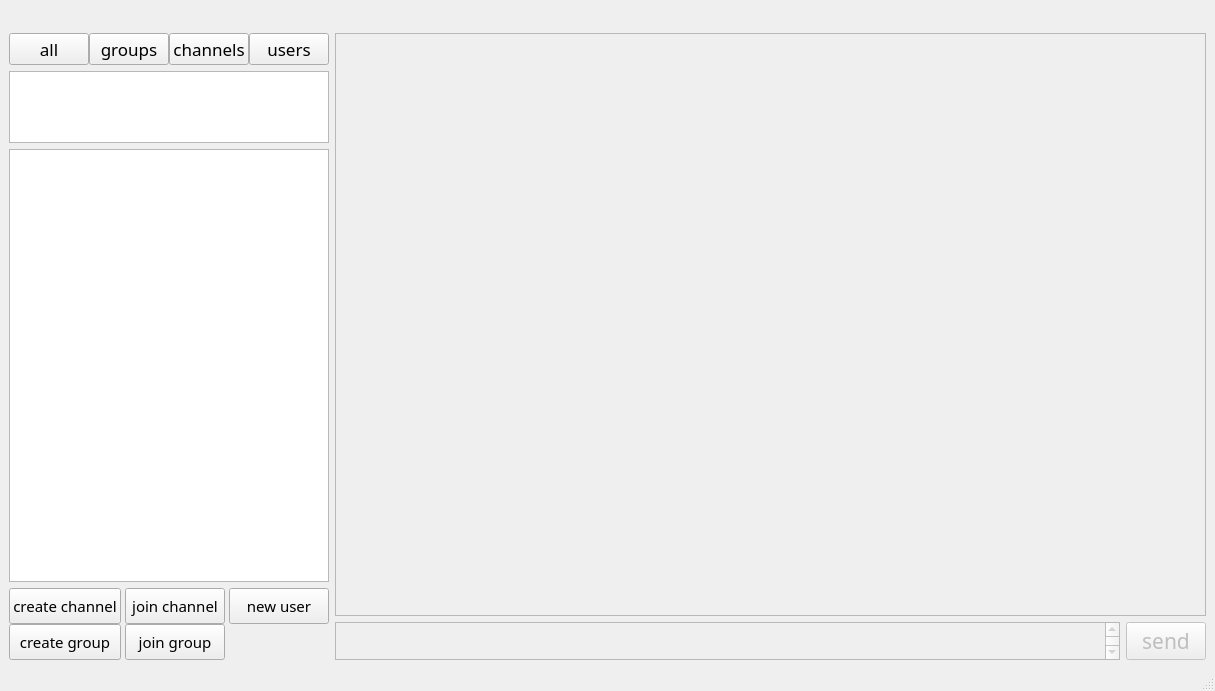
Qt form messenger/main_page.ui (SeyedAliamiri/Messenger_cpp-31-_9) before a commit.
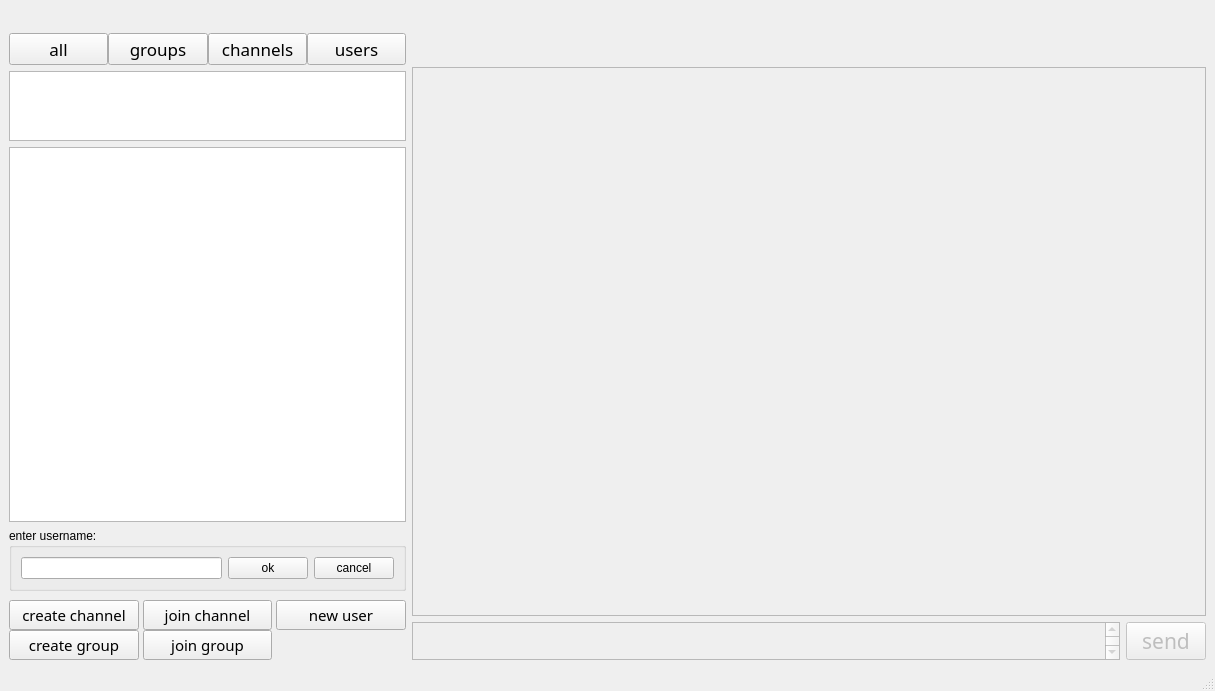
The same form after that commit.

```diff
--- a/messenger/main_page.ui
+++ b/messenger/main_page.ui
@@ -21,9 +21,9 @@
      </widget>
     </item>
     <item>
-     <layout class="QHBoxLayout" name="horizontalLayout_5" stretch="1,4">
+     <layout class="QHBoxLayout" name="horizontalLayout_5" stretch="1,2">
       <item>
-       <layout class="QVBoxLayout" name="verticalLayout" stretch="0,1,6,1">
+       <layout class="QVBoxLayout" name="verticalLayout" stretch="0,1,6,0,1">
         <item>
          <layout class="QHBoxLayout" name="horizontalLayout">
           <property name="spacing">
@@ -103,71 +103,47 @@
          </widget>
         </item>
         <item>
-         <layout class="QGridLayout" name="gridLayout" rowstretch="1,1" rowminimumheight="1,1">
+         <widget class="QGroupBox" name="newusergroupBox">
+          <property name="title">
+           <string>enter username:</string>
+          </property>
+          <layout class="QHBoxLayout" name="horizontalLayout_8" stretch="0">
+           <item>
+            <layout class="QHBoxLayout" name="horizontalLayout_9" stretch="3,1,1">
+             <property name="rightMargin">
+              <number>0</number>
+             </property>
+             <item>
+              <widget class="QLineEdit" name="newuserlineEdit"/>
+             </item>
+             <item>
+              <widget class="QPushButton" name="newuserok">
+               <property name="text">
+                <string>ok</string>
+               </property>
+              </widget>
+             </item>
+             <item>
+              <widget class="QPushButton" name="newusercancel">
+               <property name="text">
+                <string>cancel</string>
+               </property>
+              </widget>
+             </item>
+            </layout>
+           </item>
+          </layout>
+         </widget>
+        </item>
+        <item>
+         <layout class="QGridLayout" name="gridLayout" rowstretch="1,1,0" rowminimumheight="1,1,0">
           <property name="horizontalSpacing">
            <number>4</number>
           </property>
           <property name="verticalSpacing">
            <number>0</number>
           </property>
-          <item row="0" column="0">
-           <widget class="QPushButton" name="create_channel">
-            <property name="sizePolicy">
-             <sizepolicy hsizetype="Minimum" vsizetype="Expanding">
-              <horstretch>0</horstretch>
-              <verstretch>0</verstretch>
-             </sizepolicy>
-            </property>
-            <property name="font">
-             <font>
-              <family>Berlin Sans FB Demi</family>
-              <pointsize>11</pointsize>
-             </font>
-            </property>
-            <property name="text">
-             <string>create channel</string>
-            </property>
-           </widget>
-          </item>
-          <item row="0" column="1">
-           <widget class="QPushButton" name="join_channel">
-            <property name="sizePolicy">
-             <sizepolicy hsizetype="Minimum" vsizetype="Expanding">
-              <horstretch>0</horstretch>
-              <verstretch>0</verstretch>
-             </sizepolicy>
-            </property>
-            <property name="font">
-             <font>
-              <family>Berlin Sans FB Demi</family>
-              <pointsize>11</pointsize>
-             </font>
-            </property>
-            <property name="text">
-             <string>join channel</string>
-            </property>
-           </widget>
-          </item>
-          <item row="0" column="2">
-           <widget class="QPushButton" name="new_user">
-            <property name="sizePolicy">
-             <sizepolicy hsizetype="Minimum" vsizetype="Expanding">
-              <horstretch>0</horstretch>
-              <verstretch>0</verstretch>
-             </sizepolicy>
-            </property>
-            <property name="font">
-             <font>
-              <family>Berlin Sans FB Demi</family>
-              <pointsize>11</pointsize>
-             </font>
-            </property>
-            <property name="text">
-             <string>new user</string>
-            </property>
-           </widget>
-          </item>
-          <item row="1" column="0">
+          <item row="2" column="0">
            <widget class="QPushButton" name="create_group">
             <property name="sizePolicy">
              <sizepolicy hsizetype="Minimum" vsizetype="Expanding">
@@ -186,7 +162,26 @@
             </property>
            </widget>
           </item>
-          <item row="1" column="1">
+          <item row="1" column="2">
+           <widget class="QPushButton" name="new_user">
+            <property name="sizePolicy">
+             <sizepolicy hsizetype="Minimum" vsizetype="Expanding">
+              <horstretch>0</horstretch>
+              <verstretch>0</verstretch>
+             </sizepolicy>
+            </property>
+            <property name="font">
+             <font>
+              <family>Berlin Sans FB Demi</family>
+              <pointsize>11</pointsize>
+             </font>
+            </property>
+            <property name="text">
+             <string>new user</string>
+            </property>
+           </widget>
+          </item>
+          <item row="2" column="1">
            <widget class="QPushButton" name="join_group">
             <property name="sizePolicy">
              <sizepolicy hsizetype="Minimum" vsizetype="Expanding">
@@ -205,12 +200,96 @@
             </property>
            </widget>
           </item>
+          <item row="1" column="0">
+           <widget class="QPushButton" name="create_channel">
+            <property name="sizePolicy">
+             <sizepolicy hsizetype="Minimum" vsizetype="Expanding">
+              <horstretch>0</horstretch>
+              <verstretch>0</verstretch>
+             </sizepolicy>
+            </property>
+            <property name="font">
+             <font>
+              <family>Berlin Sans FB Demi</family>
+              <pointsize>11</pointsize>
+             </font>
+            </property>
+            <property name="text">
+             <string>create channel</string>
+            </property>
+           </widget>
+          </item>
+          <item row="1" column="1">
+           <widget class="QPushButton" name="join_channel">
+            <property name="sizePolicy">
+             <sizepolicy hsizetype="Minimum" vsizetype="Expanding">
+              <horstretch>0</horstretch>
+              <verstretch>0</verstretch>
+             </sizepolicy>
+            </property>
+            <property name="font">
+             <font>
+              <family>Berlin Sans FB Demi</family>
+              <pointsize>11</pointsize>
+             </font>
+            </property>
+            <property name="text">
+             <string>join channel</string>
+            </property>
+           </widget>
+          </item>
          </layout>
         </item>
        </layout>
       </item>
       <item>
-       <layout class="QVBoxLayout" name="verticalLayout_2" stretch="12,1">
+       <layout class="QVBoxLayout" name="verticalLayout_2" stretch="0,15,1">
+        <item>
+         <layout class="QHBoxLayout" name="horizontalLayout_3">
+          <property name="bottomMargin">
+           <number>0</number>
+          </property>
+          <item>
+           <spacer name="horizontalSpacer">
+            <property name="orientation">
+             <enum>Qt::Horizontal</enum>
+            </property>
+            <property name="sizeHint" stdset="0">
+             <size>
+              <width>40</width>
+              <height>20</height>
+             </size>
+            </property>
+           </spacer>
+          </item>
+          <item>
+           <widget class="QLabel" name="chatname">
+            <property name="font">
+             <font>
+              <pointsize>18</pointsize>
+              <bold>true</bold>
+             </font>
+            </property>
+            <property name="text">
+             <string/>
+            </property>
+           </widget>
+          </item>
+          <item>
+           <spacer name="horizontalSpacer_2">
+            <property name="orientation">
+             <enum>Qt::Horizontal</enum>
+            </property>
+            <property name="sizeHint" stdset="0">
+             <size>
+              <width>40</width>
+              <height>20</height>
+             </size>
+            </property>
+           </spacer>
+          </item>
+         </layout>
+        </item>
         <item>
          <widget class="QScrollArea" name="scrollArea">
           <property name="widgetResizable">
@@ -221,8 +300,8 @@
             <rect>
              <x>0</x>
              <y>0</y>
-             <width>804</width>
-             <height>532</height>
+             <width>785</width>
+             <height>485</height>
             </rect>
            </property>
           </widget>
```
